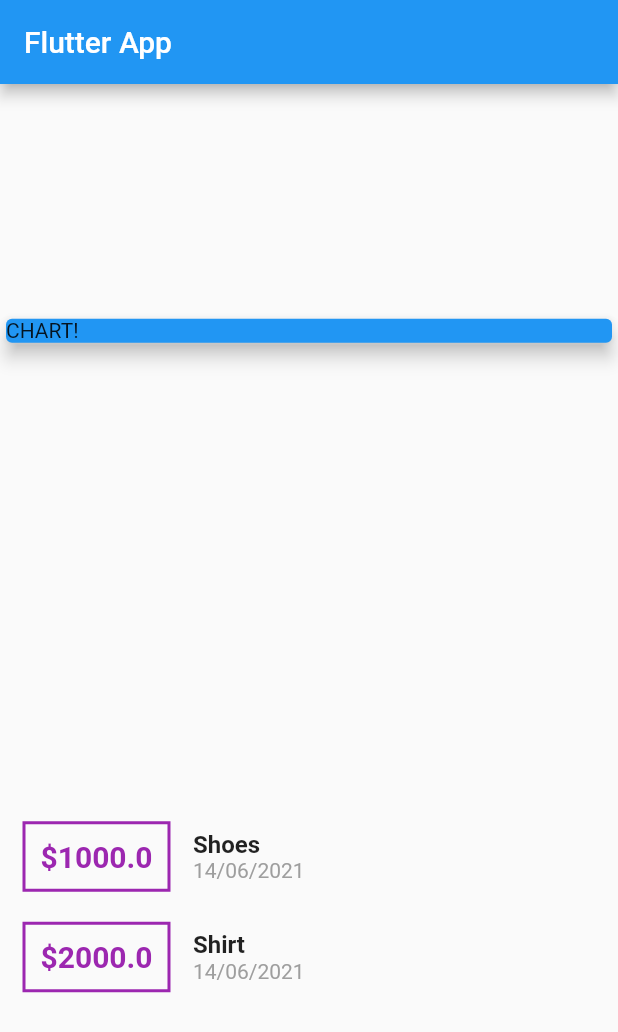
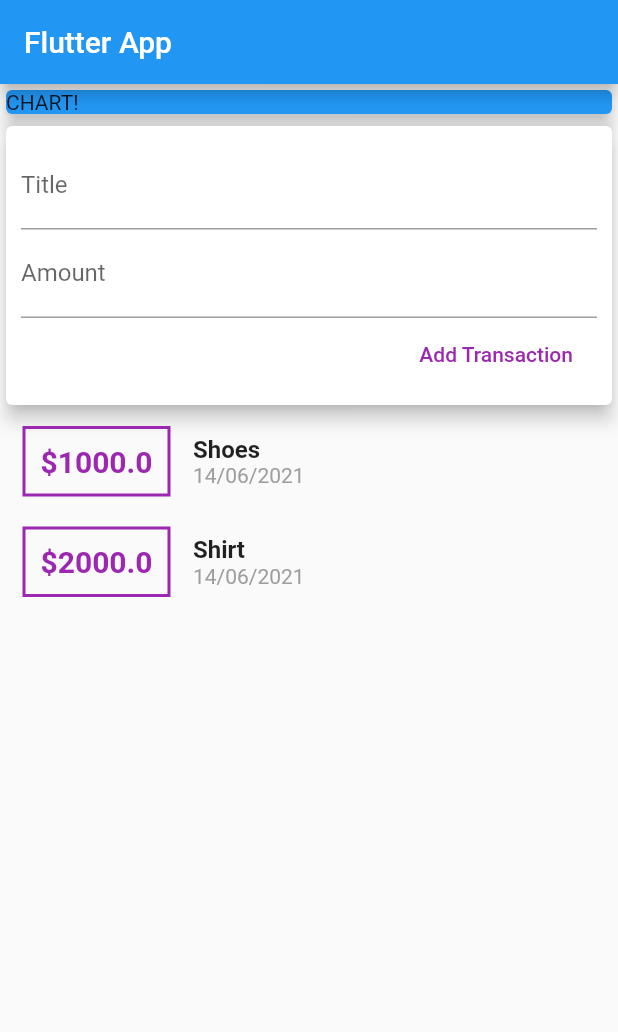
Before and after one commit to anawatj/flutter_widget_guide, a Flutter app: the screen it shows after launch, on a phone screen of 412 x 824 dp. Shown: the top 1032 px of the screen. Run offline on Flutter 3.47's test engine with Material 2 defaults, Android fonts, the phone set to English and light mode, and no system bars.

Commit message:
fetch user input

```diff
--- a/lib/main.dart
+++ b/lib/main.dart
@@ -19,6 +19,10 @@
     Transaction(id: "1", title: "Shoes", amount: 1000, date: DateTime.now()),
     Transaction(id: "2", title: "Shirt", amount: 2000, date: DateTime.now())
   ];
+  //String? titleInput;
+  //String? amountInput;
+  final titleController = TextEditingController();
+  final amountController = TextEditingController();
   @override
   Widget build(BuildContext context) {
     return Scaffold(
@@ -26,7 +30,7 @@
         title: Text('Flutter App'),
       ),
       body: Column(
-        mainAxisAlignment: MainAxisAlignment.spaceAround,
+        // mainAxisAlignment: MainAxisAlignment.spaceAround,
         crossAxisAlignment: CrossAxisAlignment.stretch,
         children: <Widget>[
           Container(
@@ -37,6 +41,32 @@
               elevation: 5,
             ),
           ),
+          Card(
+              elevation: 5,
+              child: Container(
+                padding: EdgeInsets.all(10),
+                child: Column(
+                  crossAxisAlignment: CrossAxisAlignment.end,
+                  children: <Widget>[
+                    TextField(
+                      decoration: InputDecoration(labelText: 'Title'),
+                      controller: titleController,
+                    ),
+                    TextField(
+                      decoration: InputDecoration(labelText: 'Amount'),
+                      controller: amountController,
+                    ),
+                    FlatButton(
+                      child: Text('Add Transaction'),
+                      textColor: Colors.purple,
+                      onPressed: () {
+                        print(titleController.text);
+                        print(amountController.text);
+                      },
+                    )
+                  ],
+                ),
+              )),
           Column(
             children: transactions.map((tx) {
               return Row(
```
